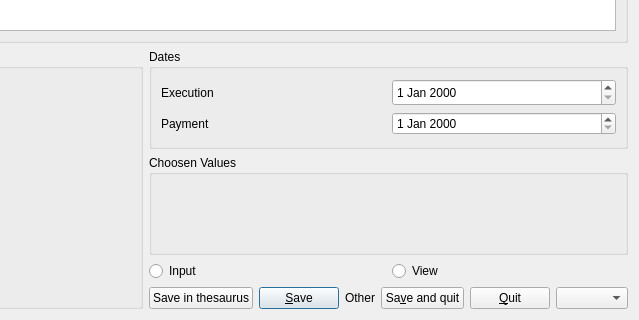
Old version of the form plugins/accountplugin/receipts/receiptviewer.ui in the repository FreeHealth/freehealth; both pictures show x 182 to 821 and y 108 to 428 of the 821 by 428 pixel window.
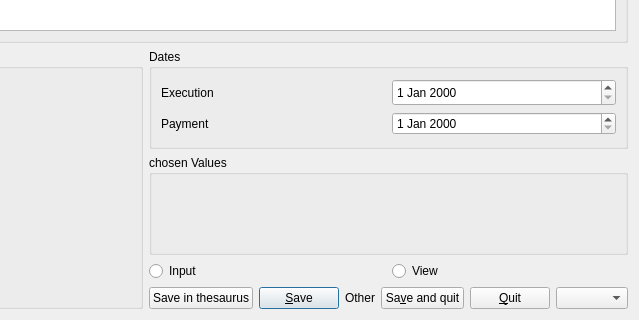
New version of the form.

Commit message: Typos: - choosen -> chosen - prefered -> preferred

```diff
--- a/plugins/accountplugin/receipts/receiptviewer.ui
+++ b/plugins/accountplugin/receipts/receiptviewer.ui
@@ -208,7 +208,7 @@
         </size>
        </property>
        <property name="title">
-        <string>Choosen Values</string>
+        <string>chosen Values</string>
        </property>
       </widget>
      </item>
```
Left out of the diff: 2 changed lines with no effect on the pictures. The commit also changes 29 other files.
